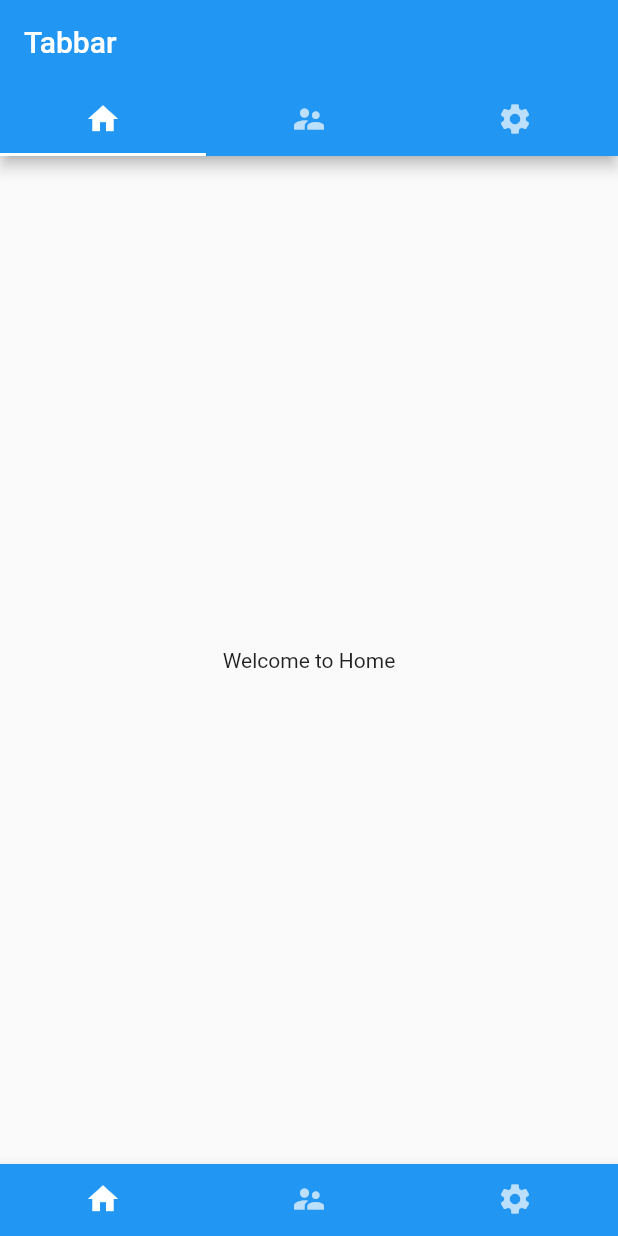
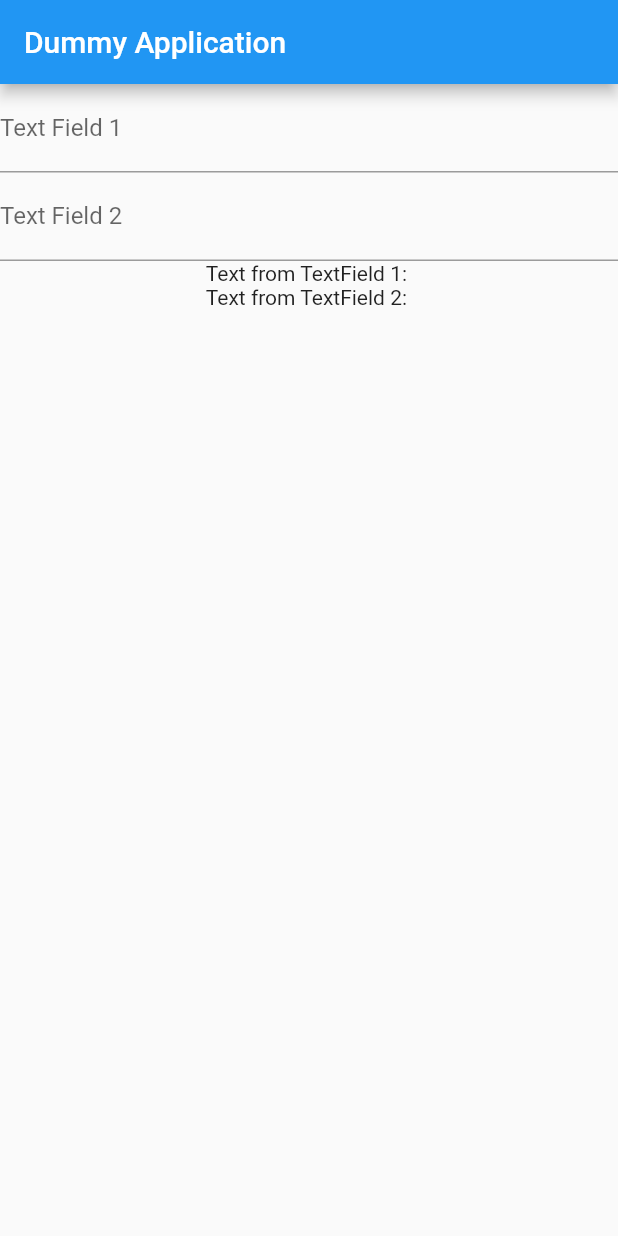
Before and after one commit to AbyvargheseMandapathel/flutter_learn, a Flutter app: the screen it shows after launch, on a phone screen of 412 x 824 dp. Run offline on Flutter 3.47's test engine with Material 2 defaults, Android fonts, the phone set to English and light mode, and no system bars.

Commit message:
text Field

```diff
--- a/lib/main.dart
+++ b/lib/main.dart
@@ -11,56 +11,47 @@ class Application extends StatefulWidget {
   State<Application> createState() => _ApplicationState();
 }
 
-class _ApplicationState extends State<Application>
-    with SingleTickerProviderStateMixin {
-  late TabController _tabController; // Declare as 'late'
-
-  @override
-  void initState() {
-    super.initState();
-    _tabController = TabController(length: 3, vsync: this);
-  }
-
-  @override
-  void dispose() {
-    _tabController.dispose(); // Dispose the TabController
-    super.dispose();
-  }
+class _ApplicationState extends State<Application> {
+  // Declare variables to store text values for the TextFields
+  String textField1Text = '';
+  String textField2Text = '';
 
   @override
   Widget build(BuildContext context) {
     return MaterialApp(
       home: Scaffold(
         appBar: AppBar(
-          title: Text("Tabbar"),
-          bottom: TabBar(
-            controller: _tabController, // Provide the TabController here
-            tabs: [
-              Tab(icon: Icon(Icons.home)),
-              Tab(icon: Icon(Icons.supervisor_account)),
-              Tab(icon: Icon(Icons.settings)),
-            ],
-          ),
+          title: Text("Dummy Application"),
         ),
-        body: TabBarView(
-          controller: _tabController,
+        body: Column(
           children: [
-            Center(child: Text("Welcome to Home")),
-            Center(child: Text("Welcome to User Account")),
-            Center(child: Text("Settings")),
+            TextField(
+              // Store the value of the first TextField in textField1Text
+              onChanged: (String txt) {
+                setState(() {
+                  textField1Text = txt;
+                });
+              },
+              decoration: InputDecoration(
+                labelText: "Text Field 1",
+              ),
+            ),
+            TextField(
+              // Store the value of the second TextField in textField2Text
+              onSubmitted: (String txt) {
+                setState(() {
+                  textField2Text = txt;
+                });
+              },
+              decoration: InputDecoration(
+                hintText: "Tyoe Something",
+                labelText: "Text Field 2",
+              ),
+            ),
+            // Display the text values of the TextFields
+            Text("Text from TextField 1: $textField1Text"),
+            Text("Text from TextField 2: $textField2Text"),
           ],
-        ),
-        bottomNavigationBar: BottomAppBar(
-          // Use BottomAppBar
-          color: Theme.of(context).primaryColor, // Use the primary color
-          child: TabBar(
-            controller: _tabController,
-            tabs: [
-              Tab(icon: Icon(Icons.home)),
-              Tab(icon: Icon(Icons.supervisor_account)),
-              Tab(icon: Icon(Icons.settings)),
-            ],
-          ),
         ),
       ),
     );
--- a/pubspec.yaml
+++ b/pubspec.yaml
@@ -1,4 +1,4 @@
-name: basics
+name: new_calculator
 description: A new Flutter project.
 # The following line prevents the package from being accidentally published to
 # pub.dev using `flutter pub publish`. This is preferred for private packages.
```
Also changed, not shown: lib/assets/logo.png (added).
